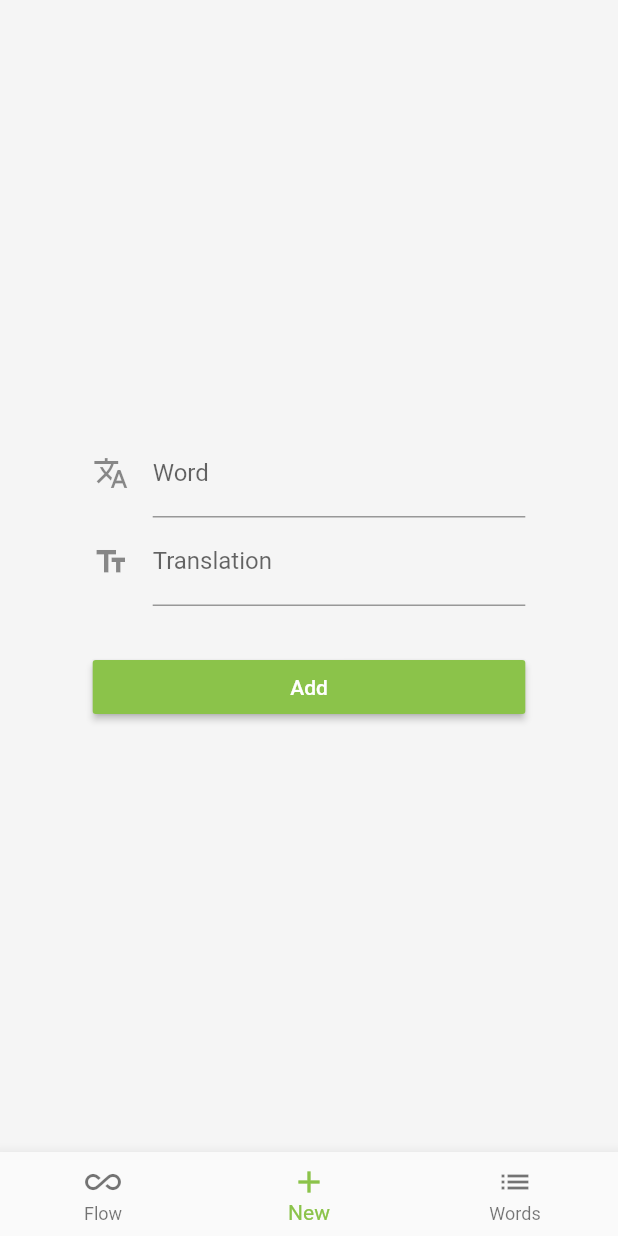
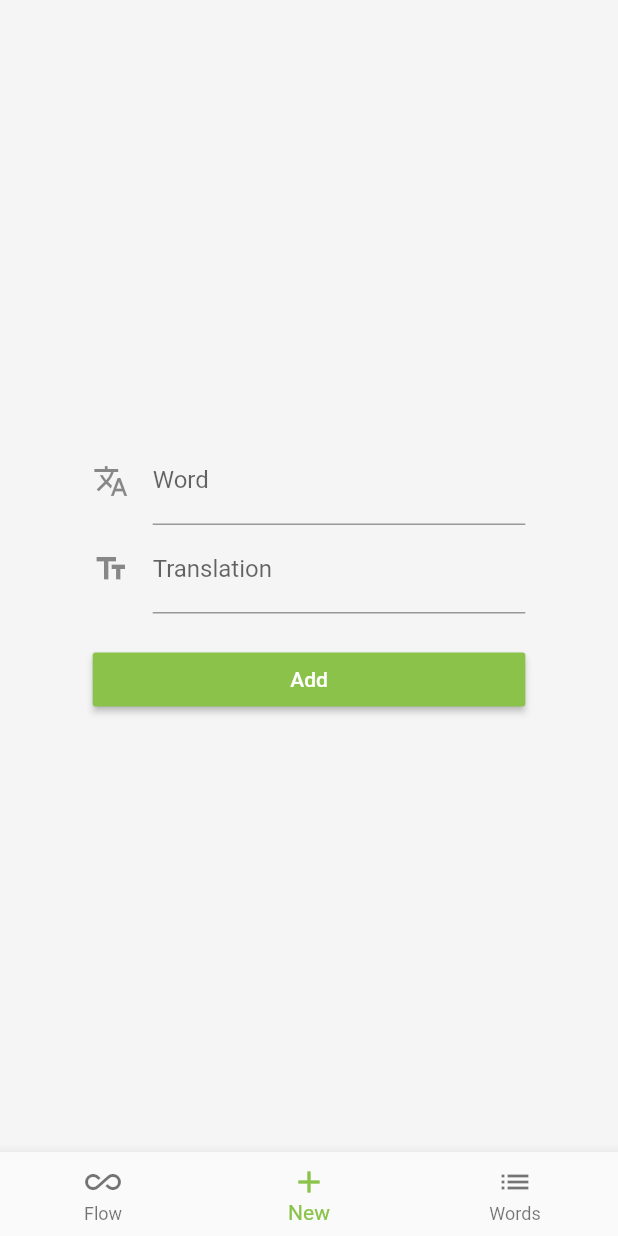
Before and after one commit to laera-io/laera, a Flutter app: the screen it shows after launch, item 2 of the bottom bar chosen, on a phone screen of 412 x 824 dp. Run offline on Flutter 3.47's test engine with Material 2 defaults, Android fonts, the phone set to English and light mode, and no system bars; our stand-ins replace sqflite; accounts and stored records are empty; generated files the repository leaves out were written again.

Commit message:
#25 fix new page flex space (#27)

```diff
--- a/lib/pages/new/new.dart
+++ b/lib/pages/new/new.dart
@@ -57,11 +57,7 @@ class _NewPageState extends State<NewPage> {
                   return null;
                 },
               ),
-              Flexible(
-                child: FractionallySizedBox(
-                  heightFactor: 0.05,
-                ),
-              ),
+              Container(height: 20),
               SizedBox(
                 width: double.infinity,
                 child: RaisedButton(
```
